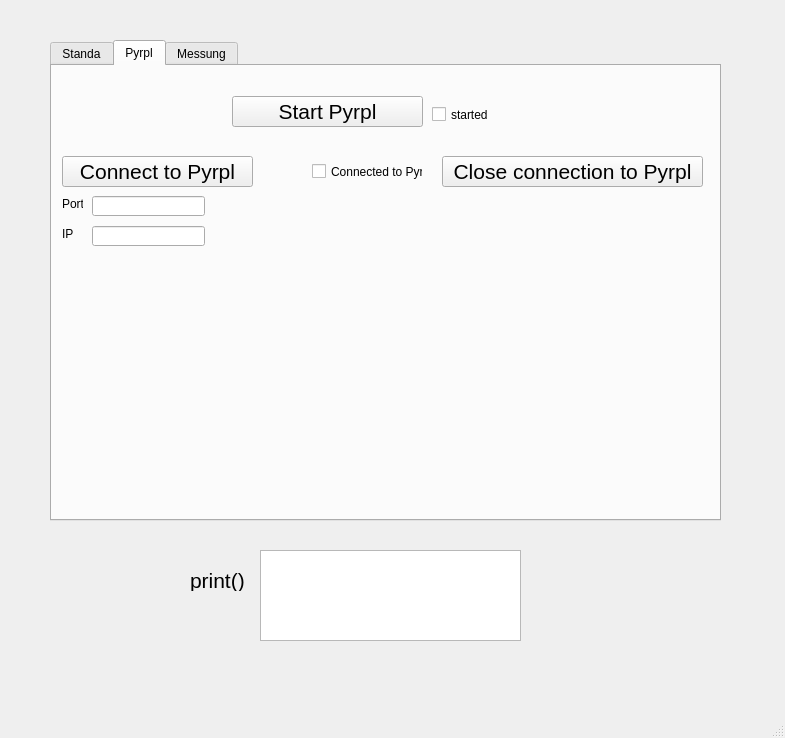
Above: qt designer/standa_pyrpl_gui.ui from treeTUkl/pyrpl_user_dir before the change. Below: the same form after it.
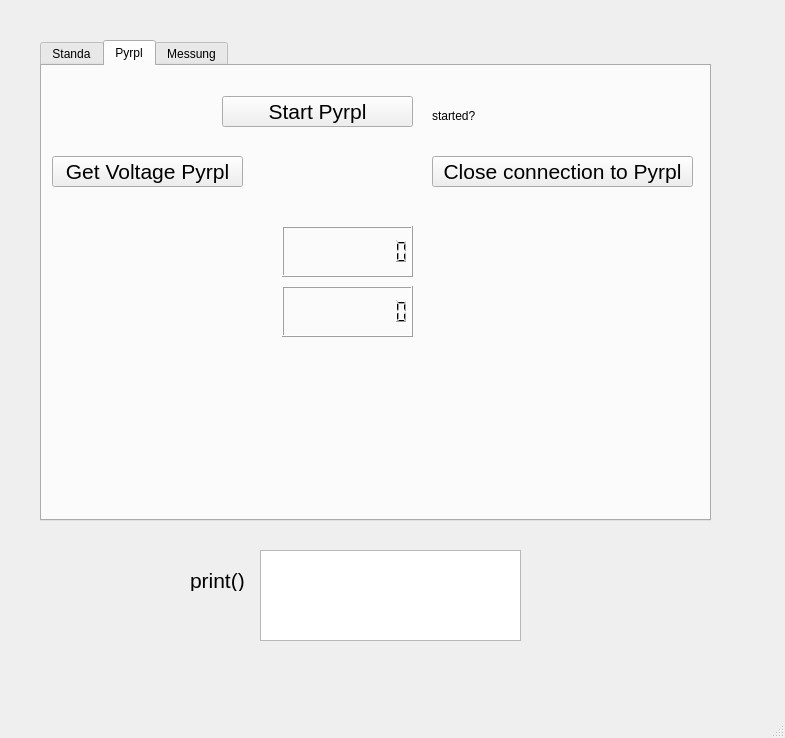
That is the form after the change. The open tabs and pages were chosen to show the change.

```diff
--- a/qt designer/standa_pyrpl_gui.ui
+++ b/qt designer/standa_pyrpl_gui.ui
@@ -28,7 +28,7 @@
    <widget class="QTabWidget" name="tabWidget">
     <property name="geometry">
      <rect>
-      <x>50</x>
+      <x>40</x>
       <y>40</y>
       <width>671</width>
       <height>481</height>
@@ -421,7 +421,7 @@
        </font>
       </property>
       <property name="text">
-       <string>Connect to Pyrpl</string>
+       <string>Get Voltage Pyrpl</string>
       </property>
      </widget>
      <widget class="QPushButton" name="Pyrpl_Close_Button">
@@ -442,65 +442,6 @@
        <string>Close connection to Pyrpl</string>
       </property>
      </widget>
-     <widget class="QCheckBox" name="checkBoxPyrpl_Connect_CheckBox">
-      <property name="geometry">
-       <rect>
-        <x>260</x>
-        <y>90</y>
-        <width>111</width>
-        <height>31</height>
-       </rect>
-      </property>
-      <property name="text">
-       <string>Connected to Pyrpl</string>
-      </property>
-     </widget>
-     <widget class="QLineEdit" name="pyrpl_connection_port">
-      <property name="geometry">
-       <rect>
-        <x>40</x>
-        <y>130</y>
-        <width>113</width>
-        <height>20</height>
-       </rect>
-      </property>
-     </widget>
-     <widget class="QLineEdit" name="pyrpl_connection_ip">
-      <property name="geometry">
-       <rect>
-        <x>40</x>
-        <y>160</y>
-        <width>113</width>
-        <height>20</height>
-       </rect>
-      </property>
-     </widget>
-     <widget class="QLabel" name="pyrpl_label_port">
-      <property name="geometry">
-       <rect>
-        <x>10</x>
-        <y>130</y>
-        <width>21</width>
-        <height>16</height>
-       </rect>
-      </property>
-      <property name="text">
-       <string>Port</string>
-      </property>
-     </widget>
-     <widget class="QLabel" name="pyrpl_label_ip">
-      <property name="geometry">
-       <rect>
-        <x>10</x>
-        <y>160</y>
-        <width>21</width>
-        <height>16</height>
-       </rect>
-      </property>
-      <property name="text">
-       <string>IP</string>
-      </property>
-     </widget>
      <widget class="QPushButton" name="Pyrpl_Start_Button">
       <property name="geometry">
        <rect>
@@ -519,17 +460,43 @@
        <string>Start Pyrpl</string>
       </property>
      </widget>
-     <widget class="QCheckBox" name="Pyrpl_Start_checkBox">
+     <widget class="QLabel" name="Pyrpl_Started_label">
       <property name="geometry">
        <rect>
-        <x>380</x>
+        <x>390</x>
         <y>40</y>
-        <width>70</width>
-        <height>17</height>
+        <width>61</width>
+        <height>20</height>
        </rect>
       </property>
       <property name="text">
-       <string>started</string>
+       <string>started?</string>
+      </property>
+     </widget>
+     <widget class="QLCDNumber" name="Volt1">
+      <property name="geometry">
+       <rect>
+        <x>240</x>
+        <y>160</y>
+        <width>131</width>
+        <height>51</height>
+       </rect>
+      </property>
+      <property name="digitCount">
+       <number>10</number>
+      </property>
+     </widget>
+     <widget class="QLCDNumber" name="Volt2">
+      <property name="geometry">
+       <rect>
+        <x>240</x>
+        <y>220</y>
+        <width>131</width>
+        <height>51</height>
+       </rect>
+      </property>
+      <property name="digitCount">
+       <number>10</number>
       </property>
      </widget>
     </widget>
```
Left out of the diff: 6 changed lines with no effect on the pictures.
